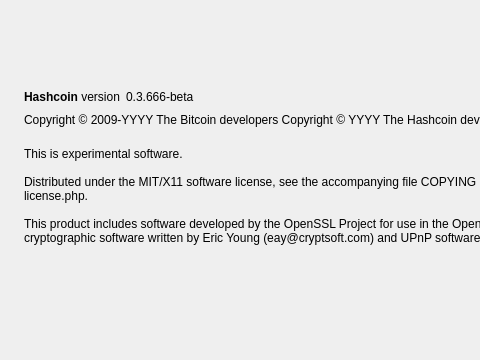
First picture: the form in src/qt/forms/aboutdialog.ui, repository n00bsys0p/Hashcoin, before the edit; both pictures show x 0 to 480 and y 0 to 360 of the 765 by 360 pixel window.
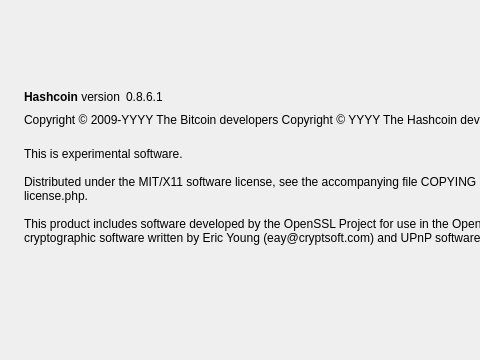
Second picture: the form after the edit. Icons and pictures are not drawn.

Patch:
```diff
--- a/src/qt/forms/aboutdialog.ui
+++ b/src/qt/forms/aboutdialog.ui
@@ -63,7 +63,7 @@
           <cursorShape>IBeamCursor</cursorShape>
          </property>
          <property name="text">
-          <string notr="true">0.3.666-beta</string>
+          <string notr="true">0.8.6.1</string>
          </property>
          <property name="textInteractionFlags">
           <set>Qt::LinksAccessibleByMouse|Qt::TextSelectableByKeyboard|Qt::TextSelectableByMouse</set>
```
